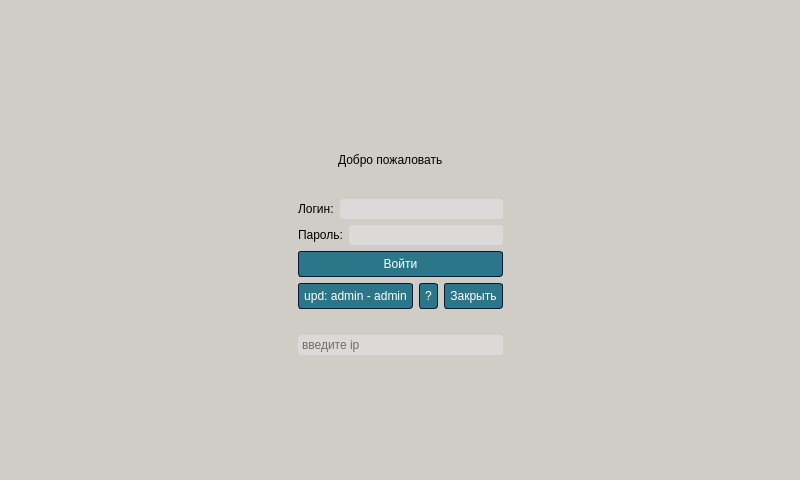
This is welcome.ui in sophiabob/qt-kdd as Qt 5 draws it before an edit. The edited form follows.
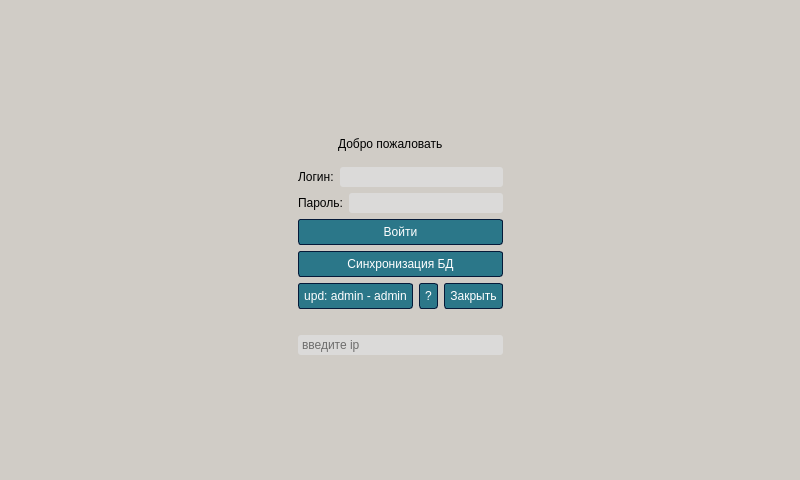
This is the edited form. Icons and pictures are not drawn.

```diff
--- a/welcome.ui
+++ b/welcome.ui
@@ -1322,6 +1322,13 @@
          </property>
         </widget>
        </item>
+       <item>
+        <widget class="QPushButton" name="pushButton_syncBD">
+         <property name="text">
+          <string>Синхронизация БД</string>
+         </property>
+        </widget>
+       </item>
        <item>
         <layout class="QHBoxLayout" name="horizontalLayout_4">
          <item>
```
